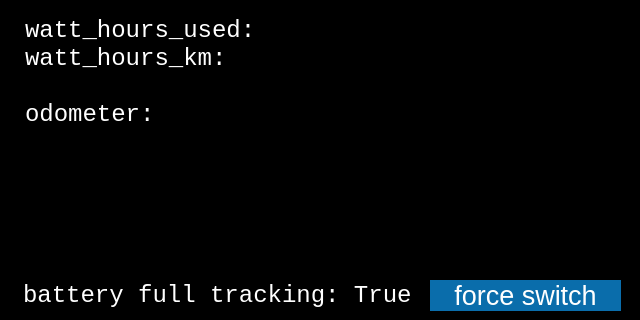
The window that ui.layouts/session_info_640x480.ui (mark99i/vesc-display) describes before a commit, drawn with Qt 5; both pictures show x 0 to 640 and y 160 to 480 of the 640 by 480 pixel window.
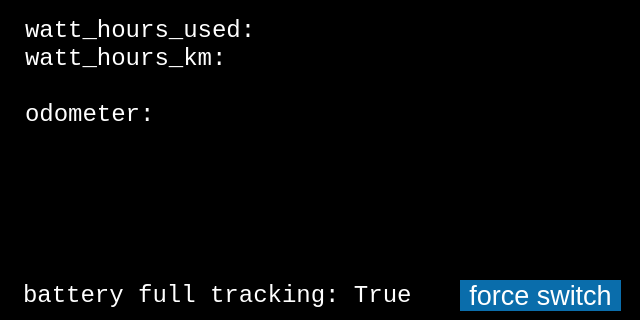
The same window after the commit.

Commit message: fixes average and max speed update, fix session gui auto-update

```diff
--- a/ui.layouts/session_info_640x480.ui
+++ b/ui.layouts/session_info_640x480.ui
@@ -67,7 +67,7 @@
     <rect>
      <x>20</x>
      <y>440</y>
-     <width>401</width>
+     <width>431</width>
      <height>31</height>
     </rect>
    </property>
@@ -191,9 +191,9 @@
   <widget class="QPushButton" name="bt_switch">
    <property name="geometry">
     <rect>
-     <x>430</x>
+     <x>460</x>
      <y>440</y>
-     <width>191</width>
+     <width>161</width>
      <height>31</height>
     </rect>
    </property>
```
The commit also changes 3 other files.
